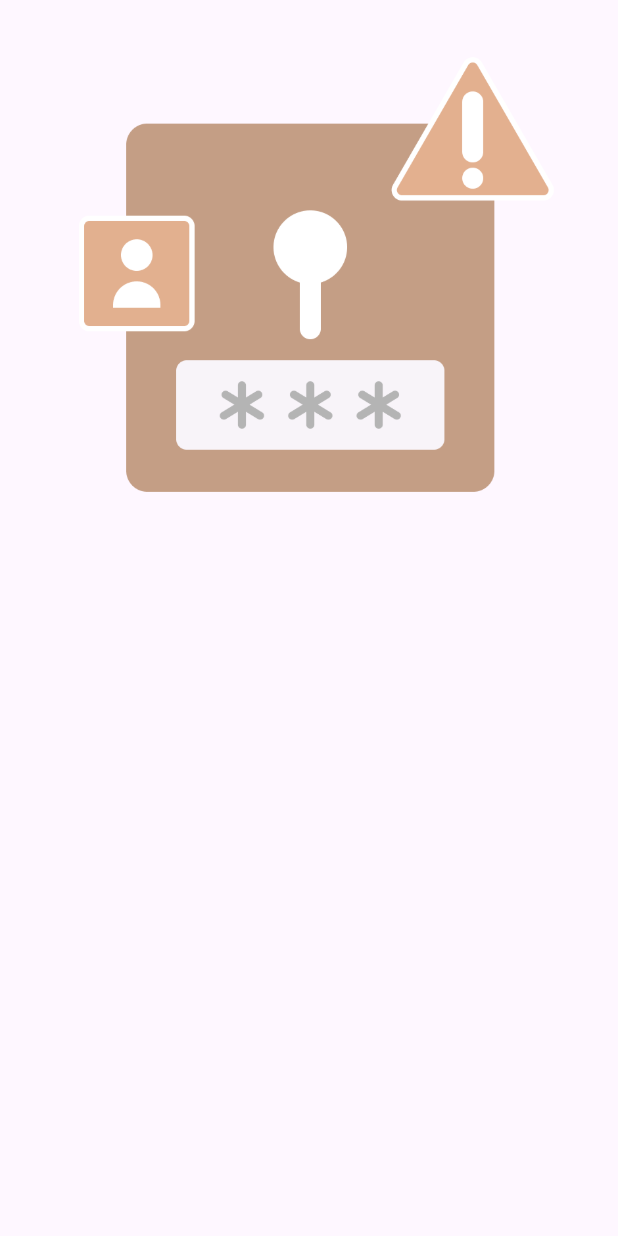
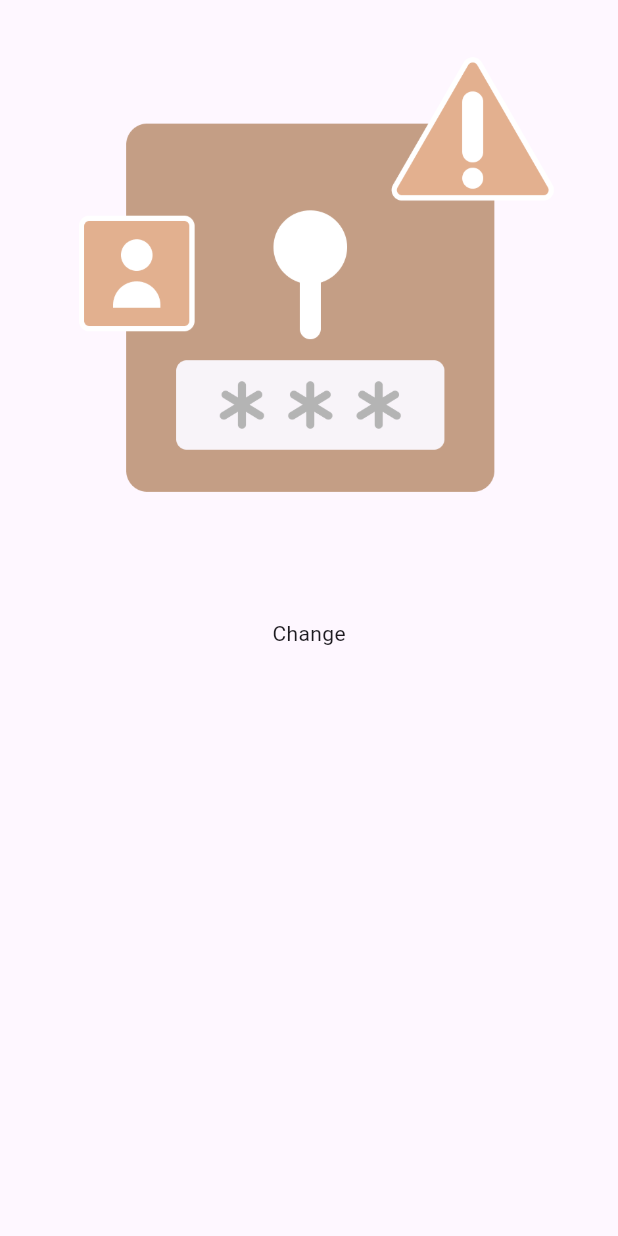
Before and after one commit to ahmedayman44/dalel, a Flutter app: the screen it shows after launch, on a phone screen of 412 x 824 dp. Run offline on Flutter 3.47's test engine with Material 3 defaults, Android fonts, the phone set to English and light mode, and no system bars.

Commit message:
create app strings

```diff
--- a/lib/core/utils/app_strings.dart
+++ b/lib/core/utils/app_strings.dart
@@ -0,0 +1,79 @@
+class AppStrings {
+  static const String
+  appName = "Dalel",
+      //!On Boarding Strings
+      skip =
+      "Skip",
+  next = "Next",
+  createAccount = "Create Account",
+  loginNow = "Login Now",
+      //!Auth Strings
+      welcome =
+      "Welcome!",
+  welcomeBack = "Welcome Back!",
+  fristName = "First Name",
+  lastName = "Last Name",
+  emailAddress = "Email Address",
+  password = "Password",
+  iHaveAgreeToOur = "I have agree to our ",
+  termsAndCondition = "Terms and Condition",
+  signUp = "Sign Up",
+  signIn = "Sign In",
+  alreadyHaveAnAccount = "Already have an account ? ",
+  dontHaveAnAccount = "Don’t have an account ? ",
+  forgotPassword = "Forgot Password ?",
+      //!Home Strings
+      recommendations =
+      "Recommendations",
+  about = "About",
+  wars = "Wars",
+      //!Search Strings
+      searchDeepIntoTheHistory =
+      "Search deep into the history",
+  recent = "Recent",
+      //!Profile Strings
+      profile =
+      "Profile",
+  account = "Account",
+  editProfile = "Edit Profile",
+  notification = "Notification",
+  general = "General",
+  settings = "Settings",
+  security = "Security",
+  privacyPolicy = "Privacy Policy",
+  logOut = "Log Out",
+      //!Bazar
+      bazar =
+      "Bazar",
+  historicalPeriods = "Historical periods",
+  historicalCharacters = "Historical Characters",
+  historyBooks = "History Books",
+  historicalSouvenirs = "Historical Souvenirs",
+      //!Cart
+      myCart =
+      "My Cart",
+  totalPayment = "Total Payment",
+  checkoutNow = "Checkout Now",
+      //!Payment Strings
+      checkoutScreen =
+      "Checkout Screen",
+  deliveryAddress = "Delivery Address",
+  change = "Change",
+  items = "1 items",
+  selectedProduct = "Selected Product",
+  paymentMethod = "Payment Method",
+  confirmPayment = "Confirm Payment",
+  orderSuccess = "Order Success",
+  thankYou =
+      "Thank you for your order here and your package will be sent to your address very quickly and fast good product",
+  backToHome = "Back To Home",
+      //!Forgot password
+      forgotPasswordPage =
+      "Forgot Password",
+  sendResetPasswordLink = "Send Reset Passwrod Link",
+  verificationNow = "Verification Now",
+  resendCode = "Resend Code",
+  verifyAccount = "Verify Account",
+  enter4DigitCodeWeHaveSentTo = "Enter 4 digit code we have sent to ",
+  haventReceivedVerificationCode = "Haven’t received verification code?";
+}
--- a/lib/main.dart
+++ b/lib/main.dart
@@ -1,3 +1,4 @@
+import 'package:dalel/core/utils/app_strings.dart';
 import 'package:dalel/core/utils/assets.dart';
 import 'package:flutter/material.dart';
 
@@ -11,7 +12,14 @@ class Dalel extends StatelessWidget {
   @override
   Widget build(BuildContext context) {
     return MaterialApp(
-      home: Scaffold(body: Image.asset(Assets.assetsImagesForgotPassword)),
+      home: Scaffold(
+        body: Column(
+          children: [
+            Image.asset(Assets.assetsImagesForgotPassword),
+            Text(AppStrings.change),
+          ],
+        ),
+      ),
     );
   }
 }
```
